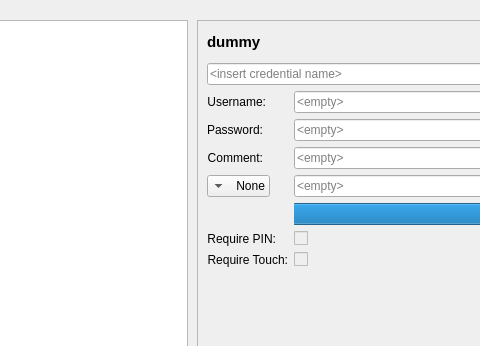
First picture: the form in nitrokeyapp/ui/secrets_tab.ui, repository Nitrokey/nitrokey-app2, before the edit; both pictures show x 88 to 568 and y 0 to 346 of the 811 by 527 pixel window.
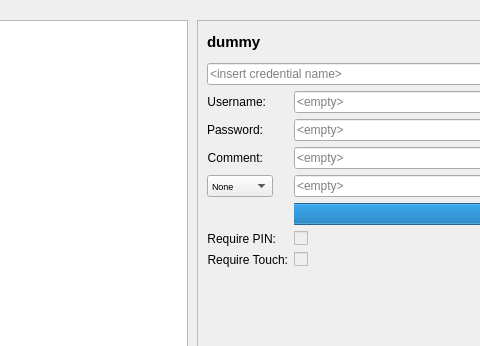
Second picture: the form after the edit. Icons and pictures are not drawn.

Commit message:
pw-manager: ui/ux improvements
* show password visibility reset
* algo change triggers check credential
* add feedback for copy operation
* minor info_box passthru fixes
* fix algo dropdown width
* add pin cached icon/button
* hide all buttons on abort
* fix stray VerifyPinJob on switch to home

```diff
--- a/nitrokeyapp/ui/secrets_tab.ui
+++ b/nitrokeyapp/ui/secrets_tab.ui
@@ -438,14 +438,25 @@
                   </item>
                   <item row="3" column="0">
                    <widget class="QComboBox" name="algorithm">
+                    <property name="sizePolicy">
+                     <sizepolicy hsizetype="Preferred" vsizetype="Fixed">
+                      <horstretch>0</horstretch>
+                      <verstretch>0</verstretch>
+                     </sizepolicy>
+                    </property>
                     <property name="minimumSize">
                      <size>
                       <width>30</width>
                       <height>0</height>
                      </size>
                     </property>
+                    <property name="font">
+                     <font>
+                      <pointsize>7</pointsize>
+                     </font>
+                    </property>
                     <property name="layoutDirection">
-                     <enum>Qt::RightToLeft</enum>
+                     <enum>Qt::LeftToRight</enum>
                     </property>
                     <property name="editable">
                      <bool>false</bool>
@@ -456,6 +467,12 @@
                     <property name="currentIndex">
                      <number>0</number>
                     </property>
+                    <property name="sizeAdjustPolicy">
+                     <enum>QComboBox::AdjustToContentsOnFirstShow</enum>
+                    </property>
+                    <property name="minimumContentsLength">
+                     <number>6</number>
+                    </property>
                     <item>
                      <property name="text">
                       <string>None</string>
```
The commit also changes 6 other files.
